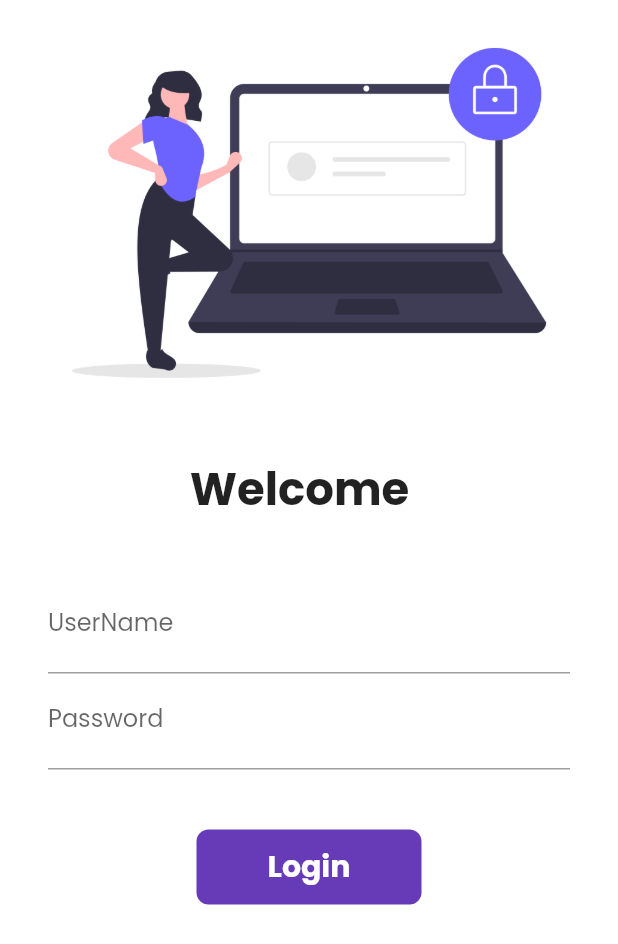
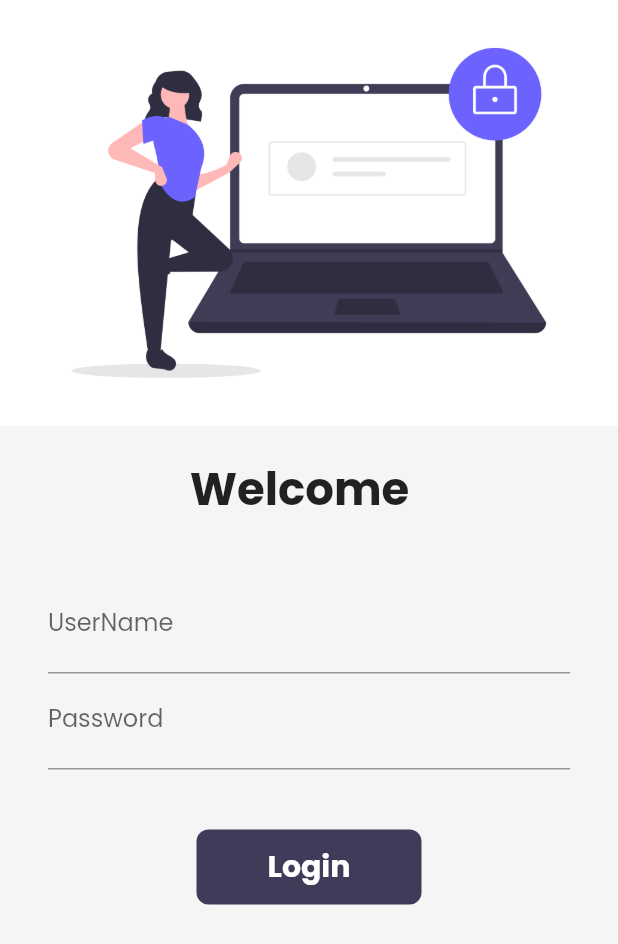
Before and after one commit to Abhinabk/Flutter_App_30_days, a Flutter app: the screen it shows after launch, on a phone screen of 412 x 824 dp. Shown: the top 944 px of the screen. Run offline on Flutter 3.47's test engine with Material 2 defaults, Android fonts, the phone set to English and light mode, and no system bars; our stand-ins replace google_fonts, velocity_x.

Commit message:
day20 commit

```diff
--- a/lib/main.dart
+++ b/lib/main.dart
@@ -15,10 +15,10 @@ class MyApp extends StatelessWidget {
   // bulid return a Widget
   Widget build(BuildContext context) {
     return MaterialApp(
-      themeMode: ThemeMode.light,
+      themeMode: ThemeMode.system,
       theme:MyTheme.lightTheme(context),
       darkTheme: MyTheme.darkTheme(context),
-      initialRoute: "/login",
+      initialRoute: MyRoutes.loginRoute,
       routes:{
         "/":(contex) => LoginPage(),
         MyRoutes.homeRoute:(contex) => HomePage(),
--- a/lib/pages/login_page.dart
+++ b/lib/pages/login_page.dart
@@ -1,5 +1,7 @@
+
 import 'package:flutter/material.dart';
 import 'package:flutter_catelog/utils/routes.dart';
+import 'package:velocity_x/velocity_x.dart';
 class LoginPage extends StatefulWidget {
 
   @override
@@ -26,7 +28,7 @@ class _LoginPageState extends State<LoginPage> {
 
 
     return Material(
-      color: Colors.white,
+      color: context.canvasColor,
       child: SingleChildScrollView(
         child: Form(
           key: _formKey,
@@ -88,7 +90,7 @@ class _LoginPageState extends State<LoginPage> {
                       height: 40.0,
                     ),
                     Material(
-                        color: Colors.deepPurple,
+                        color: context.theme.buttonColor,
                         // shape:changeButton?BoxShape.circle:BoxShape.rectangle,
                         borderRadius: BorderRadius.circular(changeButton?50:8),
 
--- a/lib/widgets/home_widgets/catelog_header.dart
+++ b/lib/widgets/home_widgets/catelog_header.dart
@@ -1,5 +1,4 @@
 import 'package:flutter/material.dart';
-import 'package:flutter_catelog/widgets/themes.dart';
 import 'package:velocity_x/velocity_x.dart';
 
 class CatelogHeader extends StatelessWidget {
@@ -9,7 +8,7 @@ class CatelogHeader extends StatelessWidget {
        Column(
             crossAxisAlignment: CrossAxisAlignment.start,
             children: [
-              "Catelog App".text.xl5.bold.color(MyTheme.darkBluishColor).make(),
+              "Catelog App".text.xl5.bold.color(context.accentColor).make(),
               "Trending Products".text.xl2.bold.make(),
             ],
     );
--- a/lib/widgets/home_widgets/catelog_image.dart
+++ b/lib/widgets/home_widgets/catelog_image.dart
@@ -1,5 +1,6 @@
+
+
 import 'package:flutter/material.dart';
-import 'package:flutter_catelog/widgets/themes.dart';
 import 'package:velocity_x/velocity_x.dart';
 
 class CatelogImage extends StatelessWidget {
@@ -11,6 +12,6 @@ class CatelogImage extends StatelessWidget {
   Widget build(BuildContext context) {
     return Image.network(
             image,
-            ).box.rounded.p8.color(MyTheme.creamColor).make().p16().w40(context);
+            ).box.rounded.p8.color(context.canvasColor).make().p16().w40(context);
   }
 }
--- a/lib/widgets/themes.dart
+++ b/lib/widgets/themes.dart
@@ -1,10 +1,15 @@
 import 'package:flutter/material.dart';
 import 'package:google_fonts/google_fonts.dart';
+import 'package:velocity_x/velocity_x.dart';
 
 class MyTheme{
   static ThemeData lightTheme(BuildContext context) => ThemeData(
         primarySwatch: Colors.deepPurple,
         fontFamily: GoogleFonts.poppins().fontFamily,
+        cardColor: Colors.white,
+        canvasColor: creamColor,
+        buttonColor: darkBluishColor,
+        accentColor: darkBluishColor,
         appBarTheme: AppBarTheme(
           color: Colors.white,
           iconTheme: IconThemeData(color: Colors.black),
@@ -12,10 +17,24 @@ class MyTheme{
           elevation: 0,
         )
         );
+
    static ThemeData darkTheme(BuildContext context) => ThemeData(
-         brightness: Brightness.dark
+        brightness: Brightness.dark,
+         primarySwatch: Colors.deepPurple,
+        fontFamily: GoogleFonts.poppins().fontFamily,
+        cardColor: Colors.black,
+        canvasColor: darkCreamColor,
+        buttonColor: lightBluishColor,
+        accentColor: Colors.white,
+        appBarTheme: AppBarTheme(
+          color: Colors.white,
+          iconTheme: IconThemeData(color: Colors.white),
+          textTheme: Theme.of(context).textTheme,
+        )
         );
 
   static Color creamColor = Color(0xfff5f5f5);
+  static Color darkCreamColor = Vx.gray900;
   static Color darkBluishColor = Color(0xff403b58);
+  static Color lightBluishColor = Vx.indigo800;
 }
```
Also changed, not shown: lib/pages/home_detail_page.dart (+6 -5 lines), lib/pages/home_page.dart (+5 -4 lines), lib/widgets/home_widgets/catelog_list.dart (+4 -5 lines).
